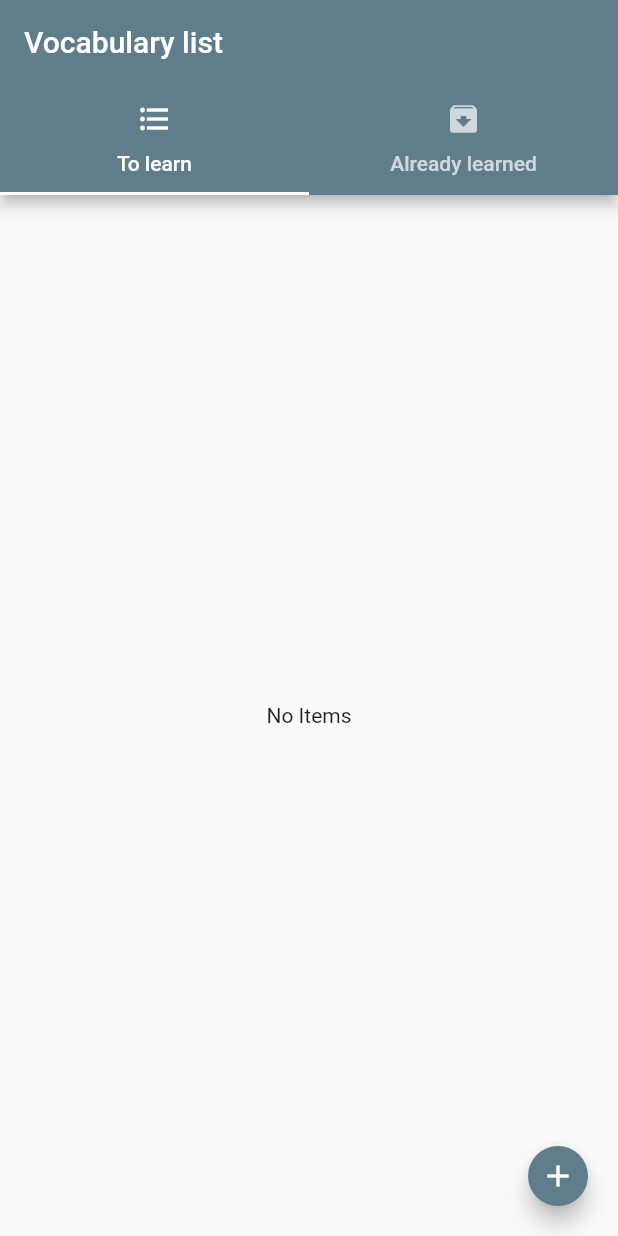
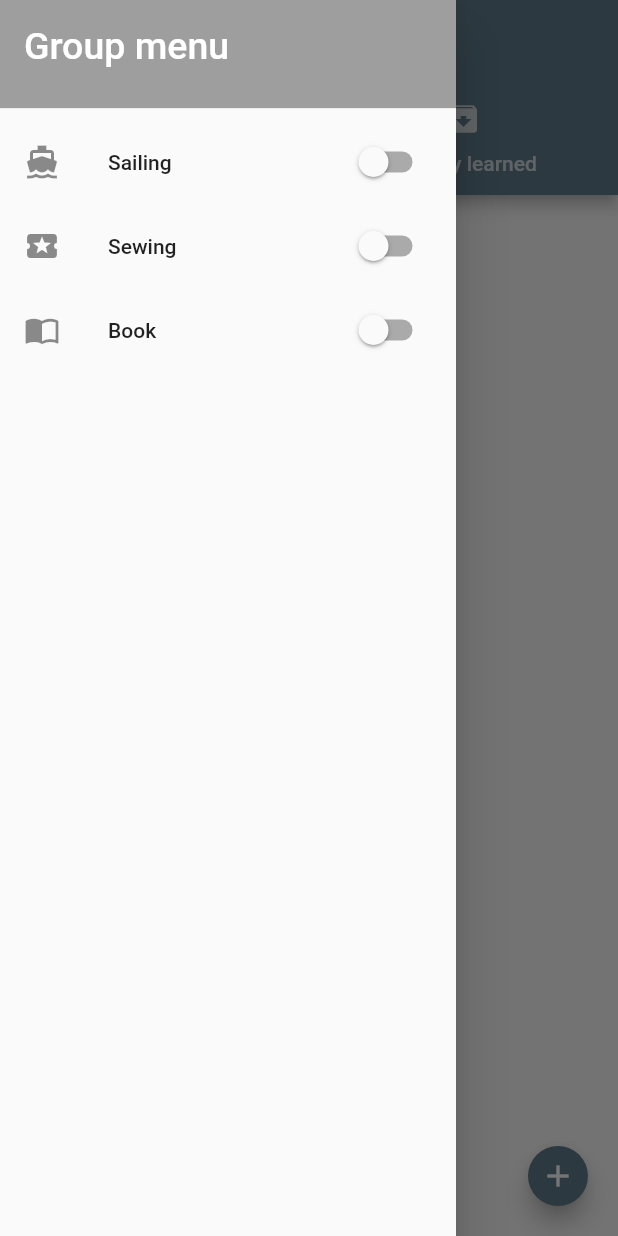
Before and after one commit to Gurvan89/learning_vocabulary, a Flutter app: the screen it shows after launch, with the side drawer open (before the commit the screen has no drawer), on a phone screen of 412 x 824 dp. Run offline on Flutter 3.47's test engine with Material 2 defaults, Android fonts, the phone set to English and light mode, and no system bars; our stand-ins replace sqflite; accounts and stored records are empty.

Commit message:
-> Dev in progress
Signed-off-by: gurvan89 <g.giboire@gmail.com>

```diff
--- a/lib/bo/BaseObject.dart
+++ b/lib/bo/BaseObject.dart
@@ -12,4 +12,8 @@ abstract class BaseObject {
   String toString() {
     return "id: $id, createdAt = $createdAt, updatedAt : $updatedAt ";
   }
+
+  String get lastUpdatedAtToString =>
+     "Last updated : ${this.updatedAt.day}-${this.updatedAt.month.toString().padLeft(2,'0')}-${this.updatedAt.year} ${this.updatedAt.hour}:${this.updatedAt.minute.toString().padLeft(2,'0')}";
+
 }
--- /dev/null
+++ b/lib/bo/Group.dart
@@ -0,0 +1,22 @@
+import 'package:flutter/cupertino.dart';
+import 'package:flutterapp/bo/BaseObject.dart';
+import 'package:flutterapp/bo/Vocabulary.dart';
+
+class Group extends BaseObject {
+  String name;
+  String description;
+  String color;
+  String icon;
+  bool isReversed;
+  List<Vocabulary> vocabularies;
+
+  Group(
+      {@required this.name,
+      this.description,
+      this.color,
+      this.icon,
+      this.isReversed = false,
+      this.vocabularies});
+
+  set addVocabulary(Vocabulary v) => this.vocabularies.add(v);
+}
--- a/lib/bo/Vocabulary.dart
+++ b/lib/bo/Vocabulary.dart
@@ -1,3 +1,4 @@
+import 'package:flutter/cupertino.dart';
 import 'package:flutterapp/bo/BaseObject.dart';
 
 class Vocabulary extends BaseObject {
@@ -5,17 +6,19 @@ class Vocabulary extends BaseObject {
   String reminder;
   String translation;
   bool isArchived;
+  int groupId;
 
   Vocabulary(
-      [this.wordToLearn,
-      this.reminder,
-      this.translation,
-      this.isArchived = false])
+      {@required this.wordToLearn,
+      @required this.reminder,
+      @required this.translation,
+      this.isArchived = false,
+      this.groupId})
       : super();
 
   @override
   String toString() {
     return super.toString() +
-        "word to learn : $wordToLearn, reminder = $reminder, translation : $translation, is archived : $isArchived";
+        "word to learn : $wordToLearn, reminder = $reminder, translation : $translation, is archived : $isArchived, groupId :$groupId";
   }
 }
--- /dev/null
+++ b/lib/views/GroupMenu.dart
@@ -0,0 +1,35 @@
+import 'package:flutter/cupertino.dart';
+import 'package:flutter/material.dart';
+import 'package:flutter/painting.dart';
+
+class GroupMenu extends StatelessWidget {
+  @override
+  Widget build(BuildContext context) {
+    return Drawer(
+      child: ListView(
+        children: <Widget>[
+          Container(
+              height: 80,
+              child: DrawerHeader(
+                  child: Text(
+                    'Group menu',
+                    style: TextStyle(color: Colors.white, fontSize: 25),
+                  ),
+                  decoration: BoxDecoration(color: Colors.grey))),
+          ListTile(
+              trailing: Switch(value:false,onChanged: (t)=>print("toto"),),
+              leading: Icon(Icons.directions_boat),
+              title: Text("Sailing")),
+          ListTile(
+              trailing: Switch(value:false,onChanged: (t)=>print("toto"),),
+              leading: Icon(Icons.local_activity), title: Text("Sewing")),
+          ListTile(
+              trailing: Switch(value:false,onChanged: (t)=>print("toto"),),
+              leading: Icon(Icons.import_contacts),
+              title: Text("Book"),
+              onTap: () => {Navigator.of(context).pop()}),
+        ],
+      ),
+    );
+  }
+}
--- a/lib/views/VocabulariesPage.dart
+++ b/lib/views/VocabulariesPage.dart
@@ -1,6 +1,7 @@
 import 'package:flutter/material.dart';
 import 'package:flutterapp/bll/VocabularyService.dart';
 import 'package:flutterapp/bo/Vocabulary.dart';
+import 'package:flutterapp/views/GroupMenu.dart';
 import 'VocabularyCard.dart';
 import 'VocabularyForm.dart';
 
@@ -80,10 +81,12 @@ class _VocabulariesPageState extends State<VocabulariesPage> {
     return new DefaultTabController(
         length: 2,
         child: Scaffold(
+          drawer: new GroupMenu(),
           appBar: AppBar(
             // Here we take the value from the MyHomePage object that was created by
             // the App.build method, and use it to set our appbar title.
             title: Text("Vocabulary list"),
+            centerTitle: true,
             bottom: TabBar(
               tabs: [
                 Tab(text: "To learn", icon: Icon(Icons.format_list_bulleted)),
--- a/lib/views/VocabularyCard.dart
+++ b/lib/views/VocabularyCard.dart
@@ -15,6 +15,8 @@ class VocabularyCard extends StatelessWidget {
         children: <Widget>[
           ListTile(
             title: Text(vocabulary.wordToLearn),
+            subtitle: Text(vocabulary.lastUpdatedAtToString,
+                style: TextStyle(fontSize: 9)),
             enabled: enabled,
             onTap: () => _showToast(context, vocabulary.reminder),
             onLongPress: () => _showToast(context, vocabulary.translation),
```
Also changed, not shown: lib/dal/DatabaseProvider.dart (+6 -6 lines), lib/dal/dao/Dao.dart (+15 -3 lines), lib/dal/dao/GroupDao.dart (added, +51 -0 lines), lib/dal/dao/VocabularyDao.dart (+14 -23 lines).
